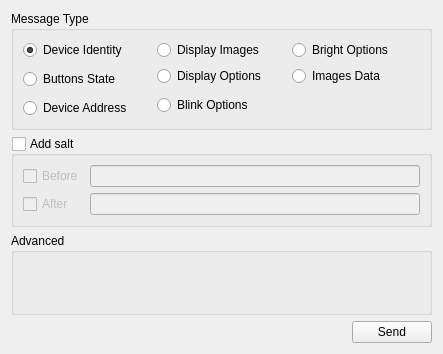
This is src/ui/createmessages.ui in etengabeko/etwas as Qt 5 draws it before an edit. The edited form follows.
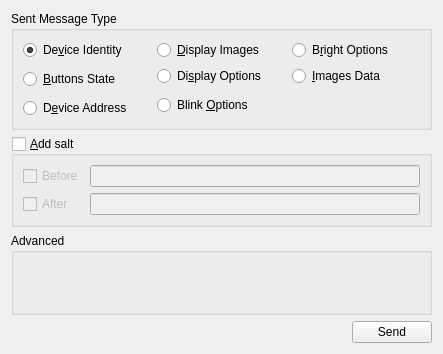
This is the edited form.

Commit message: Add: creating & sending messages.

Diff of the .ui file:
```diff
--- a/src/ui/createmessages.ui
+++ b/src/ui/createmessages.ui
@@ -29,48 +29,48 @@
    <item>
     <widget class="QGroupBox" name="messageTypeGroupBox">
      <property name="title">
-      <string>Message Type</string>
+      <string>Sent Message Type</string>
      </property>
      <layout class="QGridLayout" name="gridLayout_2">
       <item row="0" column="1">
        <widget class="QRadioButton" name="displayImagesRadioButton">
         <property name="text">
-         <string>Display Images</string>
+         <string>&amp;Display Images</string>
         </property>
        </widget>
       </item>
       <item row="3" column="0">
        <widget class="QRadioButton" name="deviceAddressRadioButton">
         <property name="text">
-         <string>Device Address</string>
+         <string>D&amp;evice Address</string>
         </property>
        </widget>
       </item>
       <item row="1" column="1">
        <widget class="QRadioButton" name="displayOptionsRadioButton">
         <property name="text">
-         <string>Display Options</string>
+         <string>Di&amp;splay Options</string>
         </property>
        </widget>
       </item>
       <item row="1" column="0" rowspan="2">
        <widget class="QRadioButton" name="buttonsStateRadioButton">
         <property name="text">
-         <string>Buttons State</string>
+         <string>&amp;Buttons State</string>
         </property>
        </widget>
       </item>
       <item row="2" column="1" rowspan="2">
        <widget class="QRadioButton" name="blinkOptionsRadioButton">
         <property name="text">
-         <string>Blink Options</string>
+         <string>Blink &amp;Options</string>
         </property>
        </widget>
       </item>
       <item row="0" column="0">
        <widget class="QRadioButton" name="deviceIdentityRadioButton">
         <property name="text">
-         <string>Device Identity</string>
+         <string>De&amp;vice Identity</string>
         </property>
         <property name="checked">
          <bool>true</bool>
@@ -80,14 +80,14 @@
       <item row="0" column="2">
        <widget class="QRadioButton" name="brightOptionsRadioButton">
         <property name="text">
-         <string>Bright Options</string>
+         <string>B&amp;right Options</string>
         </property>
        </widget>
       </item>
       <item row="1" column="2">
        <widget class="QRadioButton" name="imagesDataRadioButton">
         <property name="text">
-         <string>Images Data</string>
+         <string>&amp;Images Data</string>
         </property>
        </widget>
       </item>
@@ -97,7 +97,7 @@
    <item>
     <widget class="QGroupBox" name="saltGroupBox">
      <property name="title">
-      <string>Add salt</string>
+      <string>&amp;Add salt</string>
      </property>
      <property name="checkable">
       <bool>true</bool>
```
The commit also changes 5 other files.
